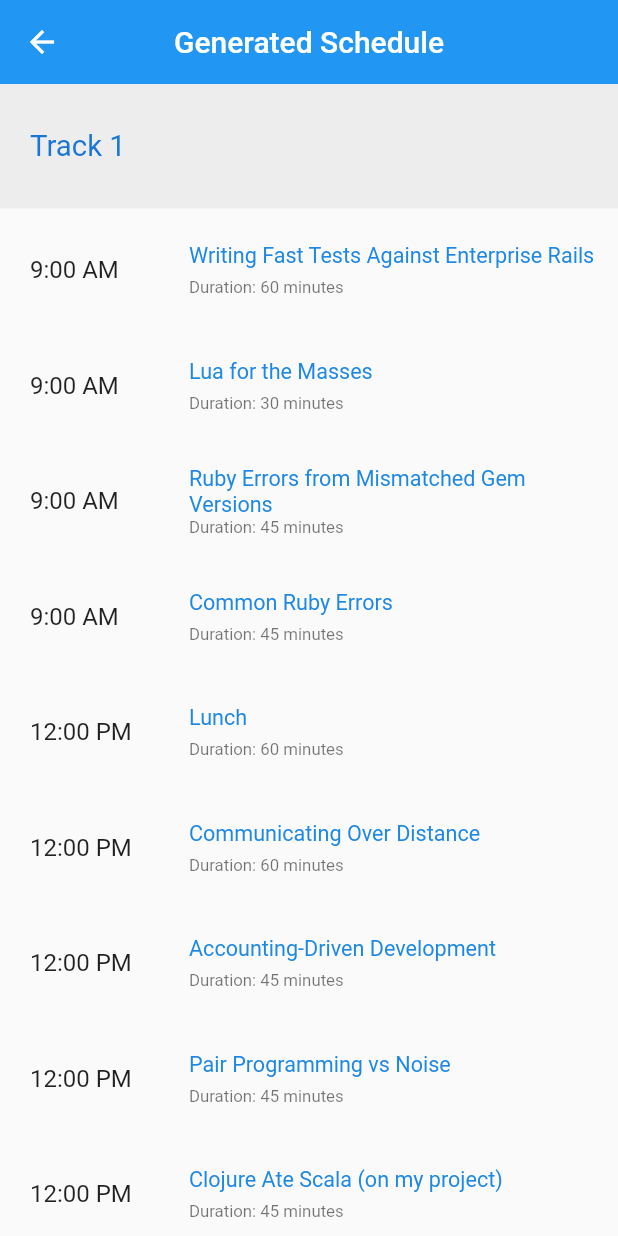
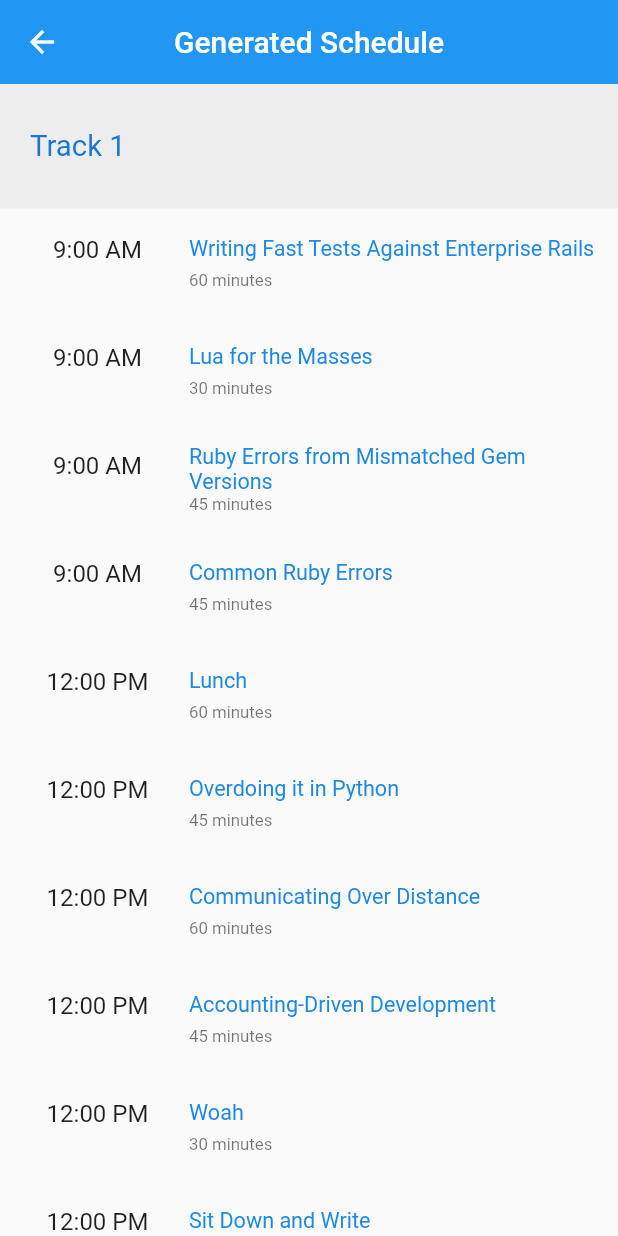
Before and after one commit to lesliearkorful/conference-tracker-management, a Flutter app: the screen it shows after launch, after a tap on "Generate", on a phone screen of 412 x 824 dp. Run offline on Flutter 3.47's test engine with Material 2 defaults, Android fonts, the phone set to English and light mode, and no system bars; our stand-ins replace rxdart; statements that could not run were skipped.

Commit message:
Fixes and code improvements

```diff
--- a/lib/data/global.dart
+++ b/lib/data/global.dart
@@ -28,7 +28,9 @@ class ScheduleItem {
 
 enum ScheduleItemType {
   talk,
-  track
+  lunch,
+  track,
+  networking,
 }
 
 //initial data dump
--- a/lib/screens/conference_all.dart
+++ b/lib/screens/conference_all.dart
@@ -18,7 +18,7 @@ class _ConferencesPageState extends State<ConferencesPage> {
   @override
   void initState() {
     super.initState();
-    //call the initialize function inside the Bloc when widget is mounted
+    //initialize  Bloc when widget is mounted
     bloc.initialize();
   }
 
@@ -45,14 +45,15 @@ class _ConferencesPageState extends State<ConferencesPage> {
         ],
       ),
 
-      //StreamBuilder Creates a wigdet that builds itself based on the latest snapshot of interaction with the specified [stream] and whose build strategy is given by [builder].
-      body: StreamBuilder(
+      body: SafeArea(
+        child: StreamBuilder(
           stream: bloc.talksObservable,
           builder: (BuildContext context, AsyncSnapshot<List>talks) {
 
             generatedScheduleData = talks.data;
 
-          return ((talks.data != null) && (talks.data.length > 0)) ? ListView.builder(
+            return ((talks.data != null) && (talks.data.length > 0)) ?
+              ListView.builder(
                 padding: EdgeInsets.only(bottom: 80),
                 itemCount: talks.data.length,
                 itemBuilder: (BuildContext context, index) {
@@ -62,8 +63,8 @@ class _ConferencesPageState extends State<ConferencesPage> {
 
                   return ListTile(
                     contentPadding: EdgeInsets.fromLTRB(20, 5, 14, 0),
-                title: Text('${talk.name}', textScaleFactor: 1.0,),
-                subtitle: Text('$minutesForm',textScaleFactor: 1.0),
+                    title: Text('${talk.name}', textScaleFactor: 0.9,),
+                    subtitle: Text('$minutesForm',textScaleFactor: 0.9),
                     trailing: Icon(Icons.chevron_right),
                     onTap: () => Navigator.push(context,
                       MaterialPageRoute(
@@ -76,6 +77,7 @@ class _ConferencesPageState extends State<ConferencesPage> {
                 child: Text('Nothing to show yet.', textScaleFactor: 1.4),
             );
           },
+        ),
       ),
       floatingActionButtonLocation: FloatingActionButtonLocation.centerFloat,
       floatingActionButton: FloatingActionButton.extended(
--- a/lib/screens/conference_schedule.dart
+++ b/lib/screens/conference_schedule.dart
@@ -5,6 +5,7 @@ import '../data/global.dart';
 class ConferenceSchedule extends StatefulWidget {
   ConferenceSchedule({this.list});
   final list;
+
   @override
   _ConferenceScheduleState createState() => _ConferenceScheduleState(list);
 }
@@ -12,7 +13,6 @@ class ConferenceSchedule extends StatefulWidget {
 class _ConferenceScheduleState extends State<ConferenceSchedule> {
   _ConferenceScheduleState(this.conferenceTalks);
   final List conferenceTalks;
-
   List scheduleView = [];
 
 
@@ -22,17 +22,28 @@ class _ConferenceScheduleState extends State<ConferenceSchedule> {
     generate();
   }
 
+
   void generate() {
+
     int morningMinutes = 180;
     int afternoonMinutes = 240;
     int track = 1;
     List temp = conferenceTalks;
+    List commonDurations = [];
     List assigned = [];
     List generated = [];
+    List lightning = [];
+
+    temp.forEach((item) {
+      if(commonDurations.contains(item.minutes) == false) {
+        commonDurations.add(item.minutes);
+      }
+    });
 
     generated.add(ScheduleItem(track: track, type: ScheduleItemType.track));
 
-    for (var i = 0; i < temp.length; i++) {
+    for (var i = 0; i <= (temp.length + 1); i++) {
+      print('iteration: $i');
 
       for(int index = i; index < temp.length; index++) {
 
@@ -40,17 +51,26 @@ class _ConferenceScheduleState extends State<ConferenceSchedule> {
         print('currently assigned: ${assigned.length}');
 
         if(assigned.contains(item)) {
+          print('ALREADY ASSIGNED : ${item.name}');
           break;
 
         } else {
 
           if(item.minutes == 5) {
-            continue;
+            assigned.add(item);
+            lightning.add(item);
+            break;
           }
+
 
           if(item.minutes <= morningMinutes) {
 
-            if((morningMinutes%item.minutes == 0)) {
+            if((morningMinutes%item.minutes == 0) ||
+
+              (commonDurations.contains(item.minutes-morningMinutes)) ) {
+
+                print('morning  : $morningMinutes');
+
                 morningMinutes -= item.minutes;
 
                 final assignedTalk = ScheduleItem(
@@ -58,22 +78,43 @@ class _ConferenceScheduleState extends State<ConferenceSchedule> {
                                       name: item.name,
                                       session: Session.morning,
                                       track: track,
-                                    type: ScheduleItemType.talk,
+                                      type: ScheduleItemType.talk
                 );
+
                 assigned.add(item);
                 generated.add(assignedTalk);
-              print('${item.minutes} deducted. remaining morning minutes: $morningMinutes');
+
+                print('ADDED  : ${item.name}');
+                print('${item.minutes} deducted. $morningMinutes left');
+
             } else {
+                print('SKIPPED  : ${item.name}. $morningMinutes left');
                 continue;
               }
 
+
           } else if((item.minutes <= afternoonMinutes)) {
 
-            if(afternoonMinutes == 240) {
-              generated.add(ScheduleItem(minutes: 60, name: 'Lunch', session: Session.afternoon, track: track, type: ScheduleItemType.talk));
+            final lunch = ScheduleItem(
+                            minutes: 60,
+                            name: 'Lunch',
+                            session: Session.afternoon,
+                            track: track,
+                            type: ScheduleItemType.lunch
+            );
+
+            if((afternoonMinutes%item.minutes == 0) ||
+              (commonDurations.contains(item.minutes % afternoonMinutes))) {
+
+              print('afternoon  : $afternoonMinutes');
+
+              if((afternoonMinutes == 240) &&
+                (generated.contains(lunch) == false)) {
+                  print('\nBEGIN LUNCH  : ${item.name}');
+                  print('afternoon minutes  : $afternoonMinutes: lunch presence: ${generated.contains(lunch)}');
+                  generated.add(lunch);
               }
 
-            if(afternoonMinutes%item.minutes == 0) {
               afternoonMinutes -= item.minutes;
 
               final assignedTalk = ScheduleItem(
@@ -83,18 +124,32 @@ class _ConferenceScheduleState extends State<ConferenceSchedule> {
                                     track: track,
                                     type: ScheduleItemType.talk
               );
+
               generated.add(assignedTalk);
               assigned.add(item);
-              print('${item.minutes} deducted. remaining afternoon minutes: $afternoonMinutes');
+
+              print('ADDED  : ${item.name}');
+              print('${item.minutes} deducted. $afternoonMinutes left');
+
+              print('LUNCH CHECK  : $afternoonMinutes: lunch presence: ${generated.contains(lunch)}');
 
             } else {
-              //print('skipping afternoon');
+              print('SKIPPED  : ${item.name}. $afternoonMinutes left');
               continue;
             }
           } else {
-              generated.add(ScheduleItem(minutes: 60, name: 'Networking Event', session: Session.afternoon, track: track,type:  ScheduleItemType.talk));
+            generated.add(ScheduleItem(
+                            minutes: 0,
+                            name: 'Networking Event',
+                            session: Session.afternoon,
+                            track: track,
+                            type:  ScheduleItemType.networking
+                          )
+            );
+
             //increase track count when all sessions are occupied
             track++;
+            print('\nNEW TRACK ADDED');
             //reset sessions for new track
             morningMinutes = 180;
             afternoonMinutes = 240;
@@ -102,13 +157,44 @@ class _ConferenceScheduleState extends State<ConferenceSchedule> {
             generated.add(ScheduleItem(track: track, type: ScheduleItemType.track));
           }
         }
+      }
+    }
 
-      }
+    //append lightning items to generated list
+    lightning.forEach((item) {
+
+      final lightningItem = ScheduleItem(
+                              minutes: item.minutes,
+                              name: item.name,
+                              session: Session.afternoon,
+                              track: track,
+                              type: ScheduleItemType.talk
+                            );
+
+      generated.add(lightningItem);
+      print('ADDED: ${lightningItem.name}');
+    });
+
+    //append last networking item for last track to generated list
+    final lastNetworkingItem = ScheduleItem(
+                                minutes: 0,
+                                name: 'Networking Event',
+                                session: Session.afternoon,
+                                track: track,
+                                type:  ScheduleItemType.networking
+    );
+
+    if(generated.contains(lastNetworkingItem) == false) {
+      generated.add(lastNetworkingItem);
     }
 
     //update the schedule view with the generated schedule
     setState(() => scheduleView = generated);
-    //generated.forEach((item) => print('${item.minutes} mins : ${item.name}. track: ${item.track}. type:${item.type}'));
+
+    generated.forEach((item) => print('${item.minutes} mins : ${item.name}. track: ${item.track}. type:${item.type}'));
+
+    assigned.forEach((item) => print('ASSIGNED: ${item.name}'));
+
   }
 
   @override
@@ -123,16 +209,29 @@ class _ConferenceScheduleState extends State<ConferenceSchedule> {
         children: scheduleView.map<Widget>((scheduleItem) {
 
           //get the first index where this item session and track are equal
-          final int sessionSwitch = scheduleView.indexWhere((item) => (item.session == scheduleItem.session && item.track == scheduleItem.track));
+          final int sessionSwitch = scheduleView.indexWhere(
+                                      (item) => (item.session == scheduleItem.session &&
+                                      item.track == scheduleItem.track)
+                                    );
+
+          //the range is for calculating the accumulated minutes from start time
+          final List sessionRange = scheduleView.getRange(sessionSwitch,
+                                                          scheduleView.indexWhere(
+                                                            (item) => item == scheduleItem)
+                                                          ).toList();
 
           //return Track header or a schedule item
           return scheduleItem.type == ScheduleItemType.track ?
+
             Container(
               padding: EdgeInsets.fromLTRB(20, 30, 20, 30),
               color: Colors.black.withOpacity(0.05),
-              child: Text('Track ${scheduleItem.track}', textScaleFactor: 1.4, style: TextStyle(color: Colors.blue[700]),),
-            ) : scheduleItemWidget(scheduleItem, scheduleView.getRange(sessionSwitch, scheduleView.indexWhere((item) => item == scheduleItem)).toList());
-
+              child: Text('Track ${scheduleItem.track}',
+                textScaleFactor: 1.4,
+                style: TextStyle(
+                  color: Colors.blue[700])
+                ),
+            ) : scheduleItemWidget(scheduleItem, sessionRange);
         }).toList(),
       )
     );
--- a/lib/widgets/generated_schedule_widgets.dart
+++ b/lib/widgets/generated_schedule_widgets.dart
@@ -4,22 +4,29 @@ import '../data/global.dart';
 
 scheduleItemWidget(ScheduleItem talk, List listRange) {
 
-  DateTime startTime = talk.session == Session.morning ? DateTime.utc(2019, 7, 25, 9, 0) : DateTime.utc(2019, 7, 25, 12, 0);
+  DateTime startTime = (talk.session == Session.morning) ? DateTime.utc(2019, 7, 25, 9, 0) : DateTime.utc(2019, 7, 25, 12, 0);
 
   int cummulatedMinutes = 0;
   listRange.forEach((item) => cummulatedMinutes += item.minutes);
 
-  DateTime formattedTime = startTime.add(Duration(minutes: cummulatedMinutes));
+  DateTime scheduleTime = startTime.add(Duration(minutes: cummulatedMinutes));
+  DateTime formattedTime = (talk.type == ScheduleItemType.networking) ?  DateTime.utc(2019, 7, 25, 17, 0) : scheduleTime;
+
   String minutesForm = talk.minutes == 1 ? '${talk.minutes} minute' : talk.minutes == 5 ? 'lightning' : '${talk.minutes} minutes';
 
   return ListTile(
-    contentPadding: EdgeInsets.fromLTRB(20, 5, 10, 0),
-    title: Text('${talk.name}', textScaleFactor: 0.9, style: TextStyle(color: Colors.blue[600])),
-    subtitle: Text('Duration: $minutesForm',textScaleFactor: 0.8),
+    contentPadding: EdgeInsets.fromLTRB(20, 0, 10, 0),
+    title: Text('${talk.name}',
+      textScaleFactor: 0.9,
+      style: TextStyle(color: Colors.blue[600])
+    ),
+    subtitle: Text('${talk.type == ScheduleItemType.networking ? '' : minutesForm}',textScaleFactor: 0.8),
     leading: Container(
       width: 90,
-      alignment: Alignment.centerLeft,
-      child: Text('${formattedTime.hour > 12 ? formattedTime.hour-12 : formattedTime.hour}:${formattedTime.minute < 10 ? '0${formattedTime.minute}' : formattedTime.minute} ${formattedTime.hour >= 12 ? 'PM' : 'AM'}', style: TextStyle(fontSize: 16)),
+      margin: EdgeInsets.only(top: 10),
+      alignment: Alignment.topCenter,
+      child: Text('${formattedTime.hour > 12 ? formattedTime.hour-12 : formattedTime.hour}:${formattedTime.minute < 10 ? '0${formattedTime.minute}' : formattedTime.minute} ${formattedTime.hour >= 12 ? 'PM' : 'AM'}',
+      style: TextStyle(fontSize: 16)),
     ),
   );
 }
```
Also changed, not shown: lib/screens/conference_create.dart (+5 -6 lines), lib/screens/conference_details.dart (+3 -11 lines), 1 other file. Lines whose indentation alone changed are shown as unchanged.
